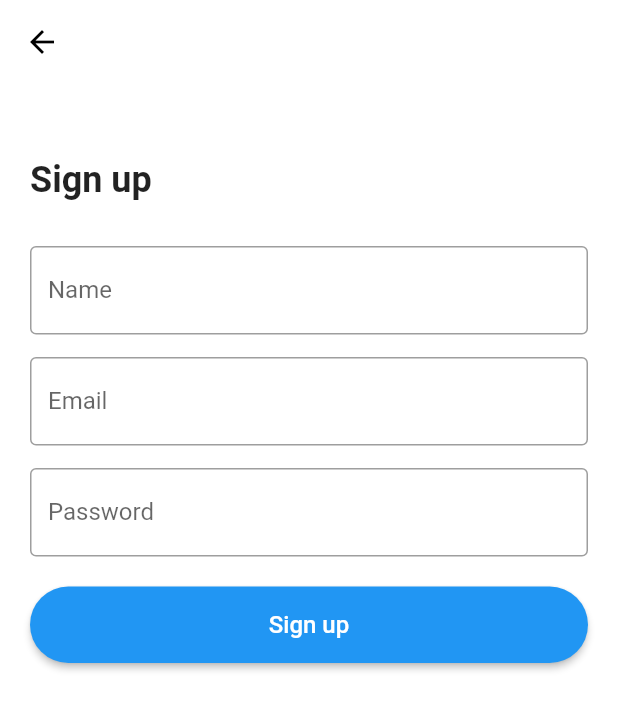
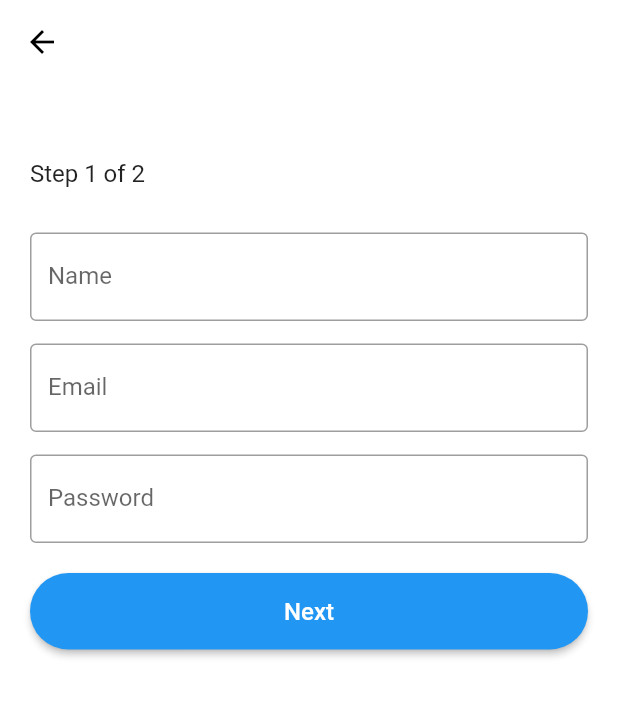
Before and after one commit to DanielLittleFlower/login, a Flutter app: the RegisterScreen screen opened directly, on a phone screen of 412 x 824 dp. Shown: the top 710 px of the screen. Run offline on Flutter 3.47's test engine with Material 2 defaults, Android fonts, the phone set to English and light mode, and no system bars; our stand-ins replace shared_preferences; accounts and stored records are empty.

Commit message:
Refactored the code to add a multistep registration process. Updated the RegisterScreen class to use a PageView widget and PageController to display the registration steps. Added _buildFirstStep and _buildSecondStep methods to represent each step. Updated the _register method to include the user's address input.

```diff
--- a/lib/registration.dart
+++ b/lib/registration.dart
@@ -11,23 +11,29 @@ class RegisterScreen extends StatefulWidget {
 }
 
 class _RegisterScreenState extends State<RegisterScreen> {
-  TextEditingController nameController = TextEditingController();
-  TextEditingController emailController = TextEditingController();
-  TextEditingController passwordController = TextEditingController();
+  final _nameController = TextEditingController();
+  final _emailController = TextEditingController();
+  final _passwordController = TextEditingController();
+  final _addressController = TextEditingController();
 
-  Future<void> register() async {
+  final _pageController = PageController(initialPage: 0);
+
+  int _currentPageIndex = 0;
+
+  Future<void> _register() async {
     var url = "http://127.0.0.1:8000/api/register";
     var response = await http.post(Uri.parse(url), body: {
-      "name": nameController.text,
-      "email": emailController.text,
-      "password": passwordController.text
+      "name": _nameController.text,
+      "email": _emailController.text,
+      "password": _passwordController.text,
+      "address": _addressController.text,
     });
 
     var data = json.decode(response.body);
 
     if (data["status"] == "success") {
       SharedPreferences preferences = await SharedPreferences.getInstance();
-      preferences.setString("email", emailController.text);
+      preferences.setString("email", _emailController.text);
 
       Navigator.pushReplacement(
           context, MaterialPageRoute(builder: (context) => HomePage()));
@@ -51,6 +57,28 @@ class _RegisterScreenState extends State<RegisterScreen> {
     }
   }
 
+  void _nextPage() {
+    if (_currentPageIndex < 1) {
+      _pageController.nextPage(
+          duration: Duration(milliseconds: 300), curve: Curves.easeIn);
+      setState(() {
+        _currentPageIndex++;
+      });
+    } else {
+      _register();
+    }
+  }
+
+  @override
+  void dispose() {
+    _nameController.dispose();
+    _emailController.dispose();
+    _passwordController.dispose();
+    _addressController.dispose();
+    _pageController.dispose();
+    super.dispose();
+  }
+
   @override
   Widget build(BuildContext context) {
     return Scaffold(
@@ -68,20 +96,31 @@ class _RegisterScreenState extends State<RegisterScreen> {
           ),
         ),
       ),
-      body: SingleChildScrollView(
-        child: Container(
+      body: PageView(
+        controller: _pageController,
+        physics: NeverScrollableScrollPhysics(),
+        children: <Widget>[
+          _buildFirstStep(),
+          _buildSecondStep(),
+        ],
+      ),
+    );
+  }
+
+  Widget _buildFirstStep() {
+    return Container(
       margin: EdgeInsets.fromLTRB(20, 20, 20, 0),
       child: Column(
         crossAxisAlignment: CrossAxisAlignment.start,
         children: <Widget>[
           SizedBox(height: 30),
           Text(
-                "Sign up",
-                style: TextStyle(fontSize: 24, fontWeight: FontWeight.bold),
+            "Step 1 of 2",
+            style: TextStyle(fontSize: 16),
           ),
           SizedBox(height: 30),
           TextField(
-                controller: nameController,
+            controller: _nameController,
             decoration: InputDecoration(
               labelText: "Name",
               border: OutlineInputBorder(),
@@ -89,7 +128,7 @@ class _RegisterScreenState extends State<RegisterScreen> {
           ),
           SizedBox(height: 15),
           TextField(
-                controller: emailController,
+            controller: _emailController,
             keyboardType: TextInputType.emailAddress,
             decoration: InputDecoration(
               labelText: "Email",
@@ -98,7 +137,7 @@ class _RegisterScreenState extends State<RegisterScreen> {
           ),
           SizedBox(height: 15),
           TextField(
-                controller: passwordController,
+            controller: _passwordController,
             obscureText: true,
             decoration: InputDecoration(
               labelText: "Password",
@@ -114,18 +153,20 @@ class _RegisterScreenState extends State<RegisterScreen> {
                 foregroundColor: Colors.white,
                 padding: EdgeInsets.all(16),
                 shape: RoundedRectangleBorder(
-                          borderRadius: BorderRadius.circular(50))),
+                  borderRadius: BorderRadius.circular(50),
+                ),
+              ),
               onPressed: () {
-                    if (nameController.text == "" ||
-                        emailController.text == "" ||
-                        passwordController.text == "") {
+                if (_nameController.text == "" ||
+                    _emailController.text == "" ||
+                    _passwordController.text == "") {
                   showDialog(
                     context: context,
                     builder: (BuildContext context) {
                       return AlertDialog(
                         title: Text("Empty Fields"),
-                              content: Text(
-                                  "Please fill in all the fields to continue."),
+                        content:
+                            Text("Please fill in all the fields to continue."),
                         actions: [
                           TextButton(
                             child: Text("OK"),
@@ -135,20 +176,77 @@ class _RegisterScreenState extends State<RegisterScreen> {
                           ),
                         ],
                       );
-                          });
+                    },
+                  );
                 } else {
-                      register();
+                  _nextPage();
                 }
               },
               child: Text(
-                    "Sign up",
+                "Next",
                 style: TextStyle(fontSize: 16),
               ),
             ),
           ),
         ],
       ),
+    );
+  }
+
+  Widget _buildSecondStep() {
+    return Container(
+      margin: EdgeInsets.fromLTRB(20, 20, 20, 0),
+      child: Column(
+        crossAxisAlignment: CrossAxisAlignment.start,
+        children: <Widget>[
+          SizedBox(height: 30),
+          Text(
+            "Step 2 of 2",
+            style: TextStyle(fontSize: 16),
           ),
+          SizedBox(height: 30),
+          TextField(
+            controller: _addressController,
+            decoration: InputDecoration(
+              labelText: "Address",
+              border: OutlineInputBorder(),
+            ),
+          ),
+          SizedBox(height: 20),
+          Row(
+            children: <Widget>[
+              TextButton(
+                onPressed: () {
+                  _pageController.previousPage(
+                      duration: Duration(milliseconds: 300),
+                      curve: Curves.easeIn);
+                  setState(() {
+                    _currentPageIndex--;
+                  });
+                },
+                child: Text("Back"),
+              ),
+              Spacer(),
+              ElevatedButton(
+                style: ElevatedButton.styleFrom(
+                  backgroundColor: Colors.blue,
+                  foregroundColor: Colors.white,
+                  padding: EdgeInsets.all(16),
+                  shape: RoundedRectangleBorder(
+                    borderRadius: BorderRadius.circular(50),
+                  ),
+                ),
+                onPressed: () {
+                  _register();
+                },
+                child: Text(
+                  "Register",
+                  style: TextStyle(fontSize: 16),
+                ),
+              ),
+            ],
+          ),
+        ],
       ),
     );
   }
```
Also changed, not shown: 1 other file. Lines whose indentation alone changed are shown as unchanged.
